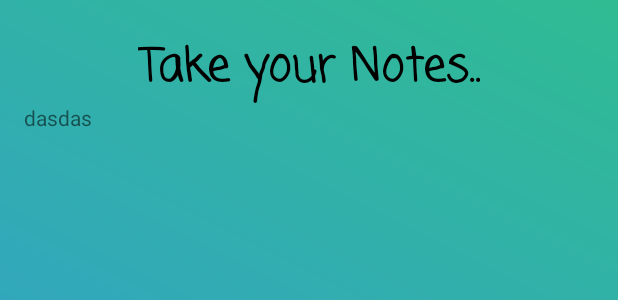
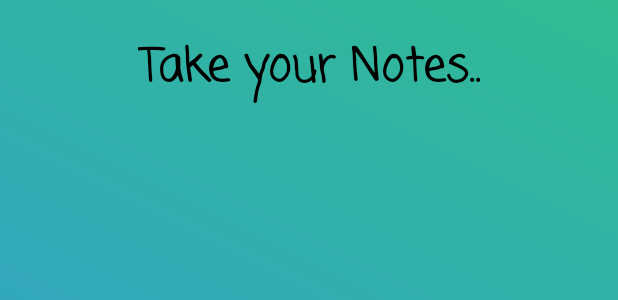
Before and after one commit to MuhammadUmar09/MAD-Semester-Project, an Android app built with Jetpack Compose: the layout splash_screen.xml on its own in the app's theme, with its tools: preview values and no code run, on a phone screen of 412 x 824 dp. Shown: the part 485-785 px from the top of the screen. Run offline under Robolectric (Android 15) with nearby library versions, the phone set to English and light mode, and no system bars.

Commit message:
Mad Project 3 screens

```diff
--- a/app/src/main/res/layout/splash_screen.xml
+++ b/app/src/main/res/layout/splash_screen.xml
@@ -31,10 +31,7 @@
         android:layout_gravity="center"
 
         />
-    <TextView
-        android:layout_width="wrap_content"
-        android:layout_height="wrap_content"
-        android:text="dasdas"/>
+
 
 
 
```
